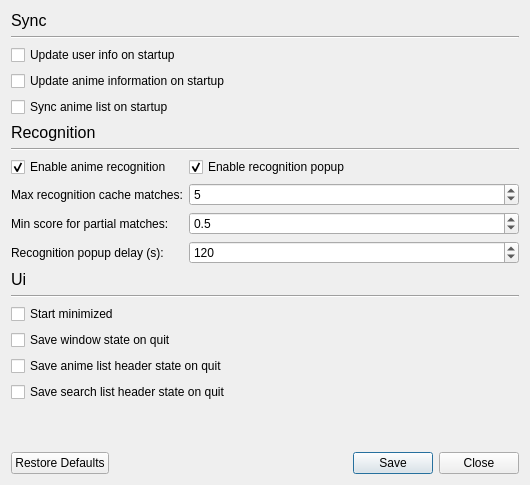
Above: src/gui/dialogs/settings_dialog.ui from nisemono0/AniTrack before the change. Below: the same form after it.
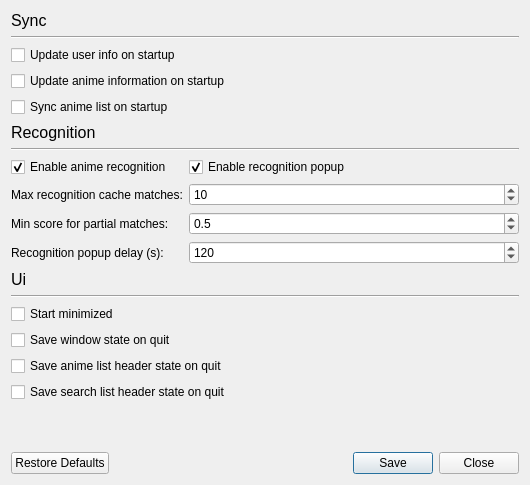
That is the form after the change.

Commit message: feat: update default settings values

```diff
--- a/src/gui/dialogs/settings_dialog.ui
+++ b/src/gui/dialogs/settings_dialog.ui
@@ -128,7 +128,7 @@
         <number>50</number>
        </property>
        <property name="value">
-        <number>5</number>
+        <number>10</number>
        </property>
       </widget>
      </item>
```
The commit also changes 1 other file.
